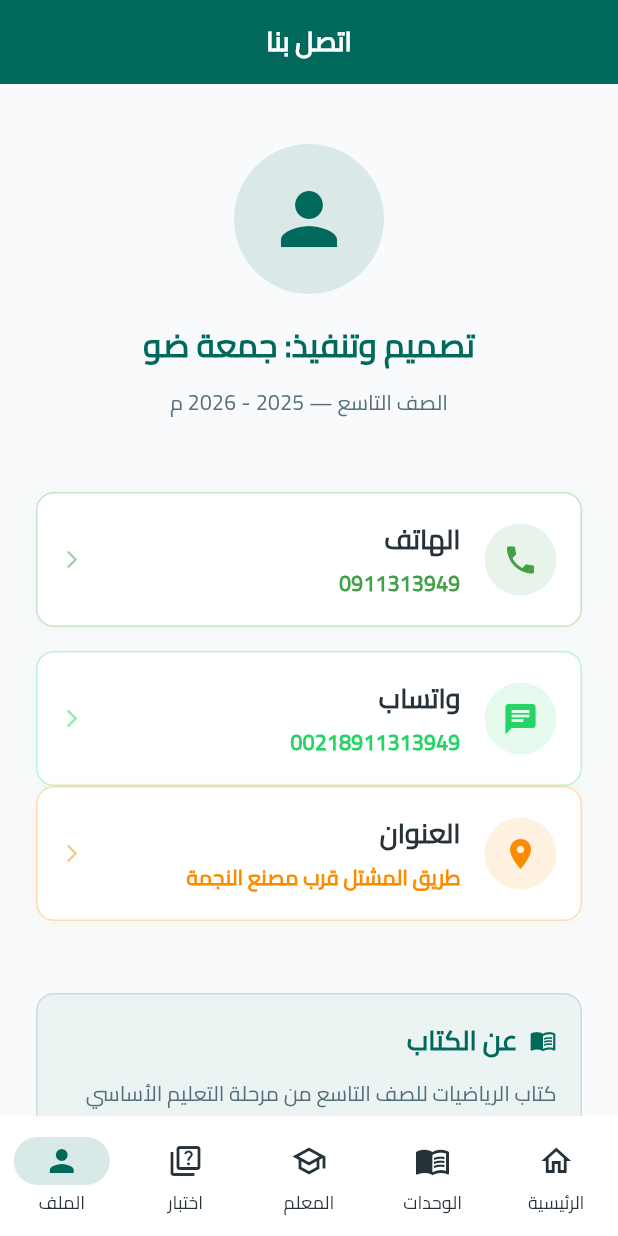
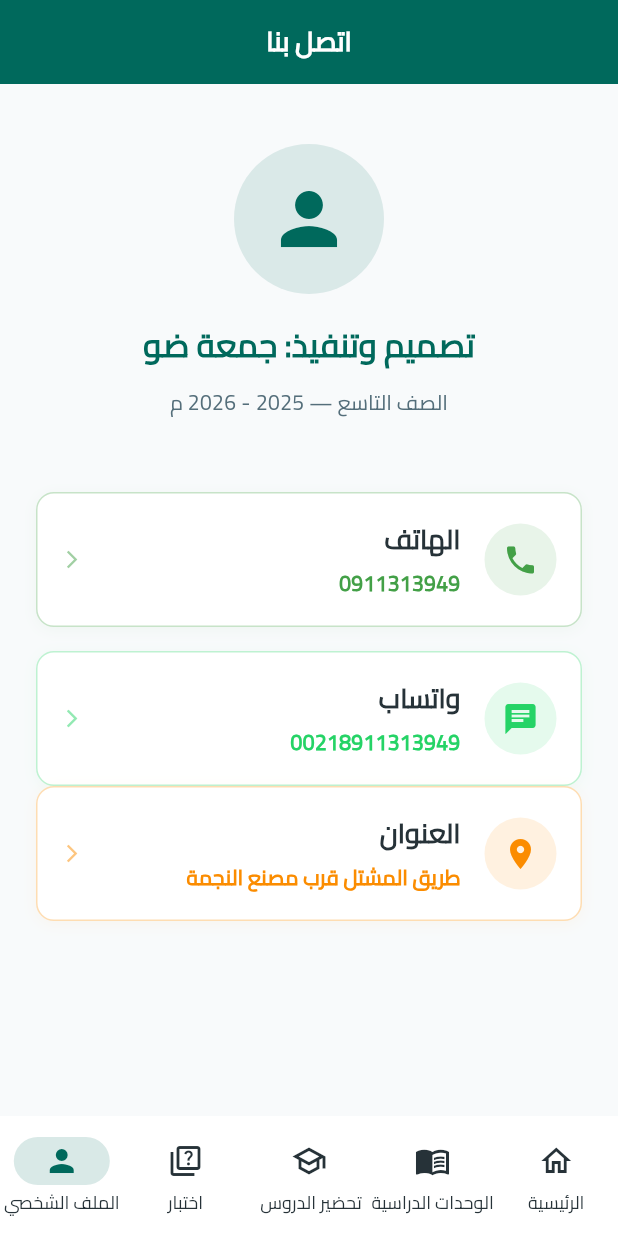
Before and after one commit to jumma2000/math_grade9, a Flutter app: the MainNavigation screen opened directly, item 5 of the bottom bar chosen, on a phone screen of 412 x 824 dp. Run offline on Flutter 3.47's test engine with Material 3 defaults, Android fonts, the phone set to English and light mode, and no system bars; our stand-ins replace pdf, printing.

Commit message:
Update UI labels and navigation
تم تعديل  صفحة  الملف الشخصي  والشاشة الرئسية

```diff
--- a/lib/screens/main_navigation.dart
+++ b/lib/screens/main_navigation.dart
@@ -59,13 +59,13 @@ class _MainNavigationState extends State<MainNavigation> {
                 icon: Icon(Icons.menu_book_outlined),
                 selectedIcon: Icon(Icons.menu_book,
                     color: AppConstants.primaryColor),
-                label: 'الوحدات',
+                label: 'الوحدات الدراسية',
               ),
               NavigationDestination(
                 icon: Icon(Icons.school_outlined),
                 selectedIcon: Icon(Icons.school,
                     color: AppConstants.primaryColor),
-                label: 'المعلم',
+                label: 'تحضير الدروس ',
               ),
               NavigationDestination(
                 icon: Icon(Icons.quiz_outlined),
@@ -77,7 +77,7 @@ class _MainNavigationState extends State<MainNavigation> {
                 icon: Icon(Icons.person_outline),
                 selectedIcon: Icon(Icons.person,
                     color: AppConstants.primaryColor),
-                label: 'الملف',
+                label: 'الملف الشخصي',
               ),
             ],
           ),
--- a/lib/screens/tabs/profile_tab.dart
+++ b/lib/screens/tabs/profile_tab.dart
@@ -87,55 +87,7 @@ class ProfileTab extends StatelessWidget {
 
                 const SizedBox(height: AppConstants.spaceXXL),
 
-                // ── معلومات الكتاب ──
-                Container(
-                  width: double.infinity,
-                  padding: const EdgeInsets.all(AppConstants.spaceM),
-                  decoration: BoxDecoration(
-                    color: AppConstants.primaryColor.withValues(alpha: 0.05),
-                    borderRadius: BorderRadius.circular(AppConstants.radiusM),
-                    border: Border.all(
-                      color: AppConstants.primaryColor.withValues(alpha: 0.15),
-                    ),
-                  ),
-                  child: Column(
-                    crossAxisAlignment: CrossAxisAlignment.start,
-                    children: [
-                      Row(
-                        children: [
-                          const Icon(Icons.menu_book,
-                              size: 18, color: AppConstants.primaryColor),
-                          const SizedBox(width: 8),
-                          Text('عن الكتاب',
-                              style: theme.textTheme.titleMedium?.copyWith(
-                                fontWeight: FontWeight.bold,
-                                color: AppConstants.primaryColor,
-                              )),
-                        ],
-                      ),
-                      const SizedBox(height: AppConstants.spaceS),
-                      Text(
-                        bookInfo.description,
-                        style: theme.textTheme.bodyMedium,
-                      ),
-                      const SizedBox(height: AppConstants.spaceS),
-                      Text(
-                        bookInfo.ministry,
-                        style: theme.textTheme.bodyMedium?.copyWith(
-                          fontSize: AppConstants.fontXS,
-                        ),
-                      ),
-                      Text(
-                        bookInfo.curriculumCenter,
-                        style: theme.textTheme.bodyMedium?.copyWith(
-                          fontSize: AppConstants.fontXS,
-                        ),
-                      ),
-                    ],
-                  ),
-                ),
 
-                const SizedBox(height: AppConstants.spaceL),
               ],
             ),
           ),
--- a/lib/services/pdf_service.dart
+++ b/lib/services/pdf_service.dart
@@ -1,4 +1,3 @@
-import 'dart:typed_data';
 import 'package:flutter/services.dart';
 import 'package:pdf/pdf.dart';
 import 'package:pdf/widgets.dart' as pw;
```
Also changed, not shown: lib/screens/tabs/home_tab.dart (+111 -22 lines).
